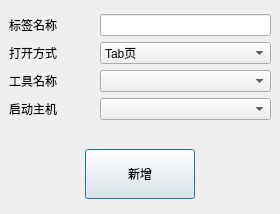
This is digitalIntegration/AddToolDialog.ui in jiaqingguo/DI as Qt 5 draws it before an edit. The edited form follows.
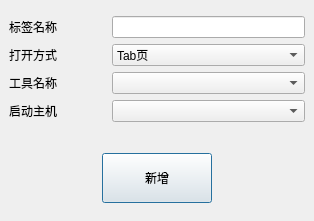
This is the edited form.

```diff
--- a/digitalIntegration/AddToolDialog.ui
+++ b/digitalIntegration/AddToolDialog.ui
@@ -6,8 +6,8 @@
    <rect>
     <x>0</x>
     <y>0</y>
-    <width>280</width>
-    <height>214</height>
+    <width>314</width>
+    <height>221</height>
    </rect>
   </property>
   <property name="windowTitle">
```
Left out of the diff: 8 changed lines with no effect on the pictures.
